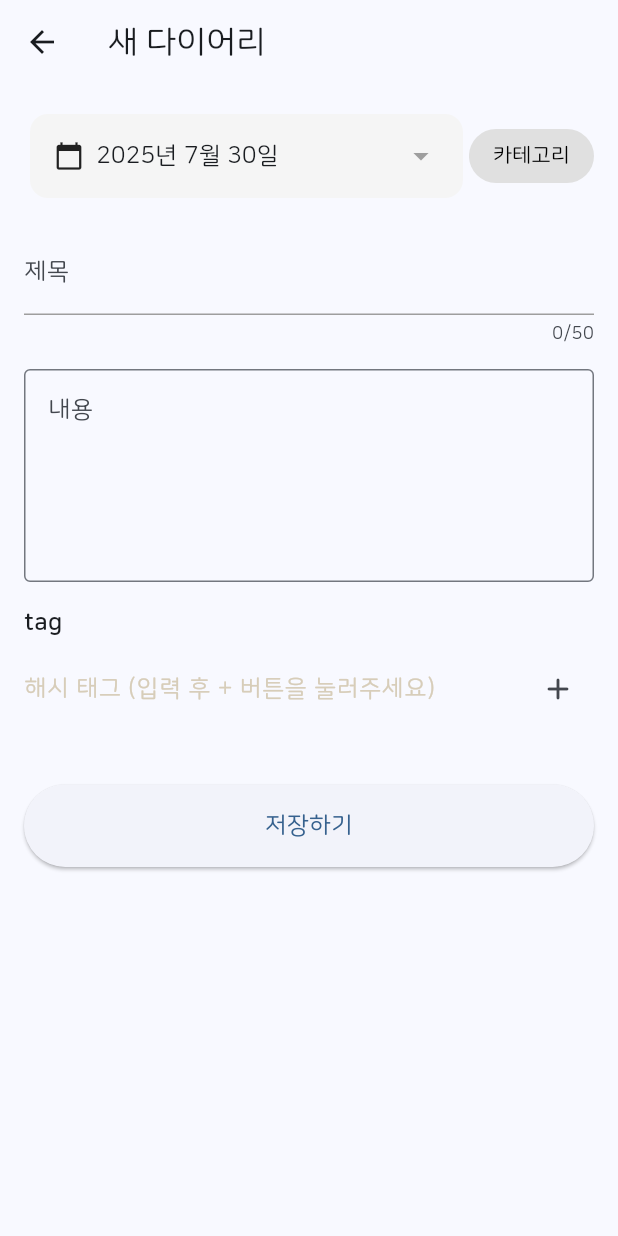
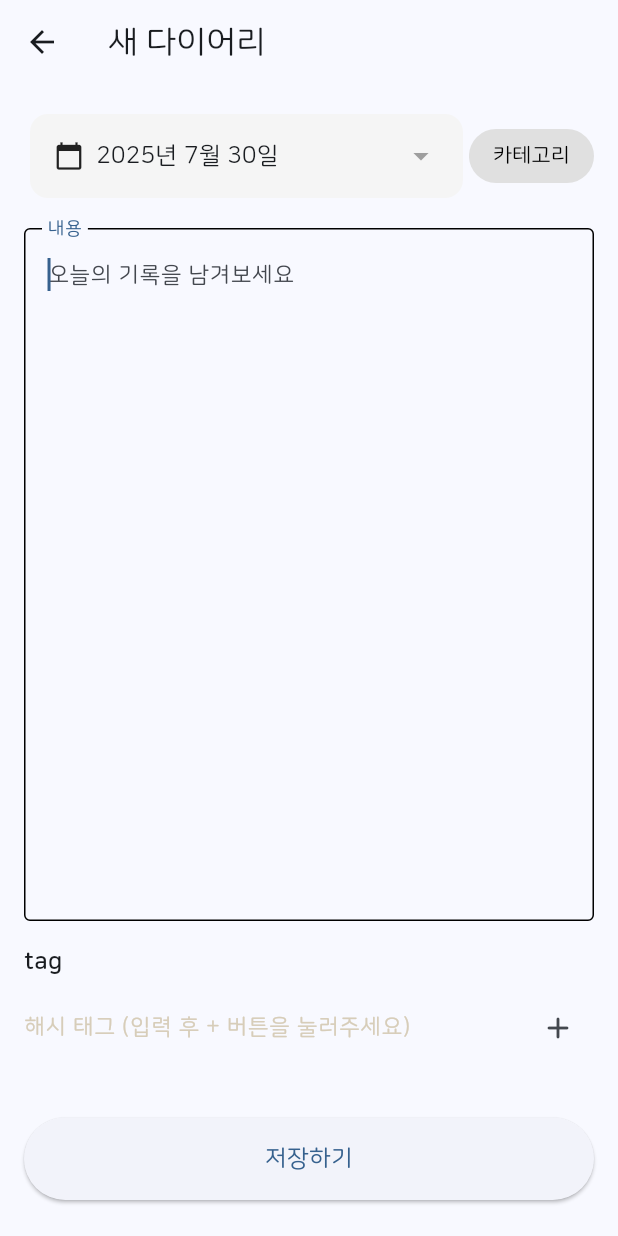
Before and after one commit to huiriric/tagiary, a Flutter app: the screen it shows after launch, scrolled down 484 dp, after a tap on "작성하기", on a phone screen of 412 x 824 dp. Run offline on Flutter 3.47's test engine with Material 3 defaults, Android fonts, the phone set to English and light mode, and no system bars; our stand-ins replace firebase_core, firebase_messaging, fluttertoast, hive, hive_flutter, shared_preferences; accounts and stored records are empty; generated files the repository leaves out were written again.

Commit message:
feat: Major diary UI/UX improvements
- Remove title input field from diary editor for simplified experience
- Expand content input area to full screen for better writing experience
- Add isEdit flag to distinguish between create/edit modes
- Implement smart autofocus (disabled in edit mode)
- Add change detection to show save button only when needed
- Update diary widget to show content-only preview
- Replace detail view with direct edit mode for better workflow
- Remove title display from all diary UI components

Improves user experience with cleaner, more focused diary interface

```diff
--- a/lib/diary/diary_editor.dart
+++ b/lib/diary/diary_editor.dart
@@ -10,14 +10,20 @@ class DiaryEditorPage extends StatefulWidget {
   final DiaryItem? diary;
   final DateTime date;
   final TagManager tagManager;
-  final Function(DiaryItem) onSave;
+  final bool isEdit;
+  final Function(DiaryItem)? onSave;
+  final VoidCallback? onEdit;
+  final VoidCallback? onDelete;
 
   const DiaryEditorPage({
     super.key,
     this.diary,
     required this.date,
     required this.tagManager,
-    required this.onSave,
+    required this.isEdit,
+    this.onSave,
+    this.onEdit,
+    this.onDelete,
   });
 
   @override
@@ -25,9 +31,11 @@ class DiaryEditorPage extends StatefulWidget {
 }
 
 class _DiaryEditorPageState extends State<DiaryEditorPage> {
-  late TextEditingController _titleController;
+  late DiaryRepository _diaryRepository;
+  // late TextEditingController _titleController;
   late TextEditingController _contentController;
   late TextEditingController _tagCont;
+  late FocusNode _contentFocus;
   int? _selectedCategoryId;
   List<int> _selectedTagIds = [];
   List<String> tags = [];
@@ -43,13 +51,17 @@ class _DiaryEditorPageState extends State<DiaryEditorPage> {
     super.initState();
     _selectedDate = widget.date; // 초기 날짜 설정
     _tagCont = TextEditingController(text: null);
+    _diaryRepository = DiaryRepository();
 
     // 태그 입력 필드 변화 감지
     _tagCont.addListener(_onTagInputChanged);
 
+    // _contentFocus auto focus
+    _contentFocus = FocusNode();
+
     // 수정 모드인 경우 기존 데이터로 초기화
     if (widget.diary != null) {
-      _titleController = TextEditingController(text: widget.diary!.title);
+      // _titleController = TextEditingController(text: widget.diary!.title);
       _contentController = TextEditingController(text: widget.diary!.content);
       _selectedCategoryId = widget.diary!.categoryId;
       _selectedTagIds = List<int>.from(widget.diary!.tagIds);
@@ -58,86 +70,14 @@ class _DiaryEditorPageState extends State<DiaryEditorPage> {
       final existingTags = widget.tagManager.getTagInfoList(_selectedTagIds);
       tags = existingTags.map((tag) => tag.name).toList();
     } else {
-      _titleController = TextEditingController();
+      // _titleController = TextEditingController();
       _contentController = TextEditingController();
-    }
-  }
-
-  // 태그 입력 변화 감지 함수
-  void _onTagInputChanged() {
-    final query = _tagCont.text.trim();
-
-    if (query.isEmpty) {
-      setState(() {
-        _showSearchResults = false;
-        _searchResults.clear();
-      });
-      return;
-    }
-
-    // 기존에 추가된 태그들은 제외하고 검색
-    final searchResults = widget.tagManager
-        .searchTags(query)
-        .where((tag) => !tags.contains(tag.name))
-        .take(5) // 최대 5개만 표시
-        .toList();
-
-    setState(() {
-      _searchResults = searchResults;
-      _showSearchResults = searchResults.isNotEmpty;
-    });
-  }
-
-  // 태그 추가 함수
-  void _addTag(String tagName) {
-    if (tagName.trim().isEmpty || tags.contains(tagName)) return;
-
-    setState(() {
-      tags.add(tagName.trim());
-      _tagCont.clear();
-      _showSearchResults = false;
-      _searchResults.clear();
-    });
-  }
-
-  // 날짜 선택 다이얼로그 표시
-  Future<void> _selectDate() async {
-    final DateTime? picked = await showDatePicker(
-      context: context,
-      initialDate: _selectedDate,
-      firstDate: DateTime(2000),
-      lastDate: DateTime(2100),
-      builder: (context, child) {
-        return Theme(
-          data: Theme.of(context).copyWith(
-            colorScheme: const ColorScheme.light(
-              primary: Colors.black, // 헤더 배경 색상
-              onPrimary: Colors.white, // 헤더 텍스트 색상
-              onSurface: Colors.black, // 달력 텍스트 색상
-              surface: Colors.white, // 배경 색상
-            ),
-            textButtonTheme: TextButtonThemeData(
-              style: TextButton.styleFrom(
-                foregroundColor: Colors.black, // 버튼 텍스트 색상
-              ),
-            ),
-            dialogBackgroundColor: Colors.white,
-          ),
-          child: child!,
-        );
-      },
-    );
-
-    if (picked != null && picked != _selectedDate) {
-      setState(() {
-        _selectedDate = picked;
-      });
     }
   }
 
   @override
   void dispose() {
-    _titleController.dispose();
+    // _titleController.dispose();
     _contentController.dispose();
     _tagCont.removeListener(_onTagInputChanged);
     _tagCont.dispose();
@@ -146,20 +86,24 @@ class _DiaryEditorPageState extends State<DiaryEditorPage> {
 
   @override
   Widget build(BuildContext context) {
-    return Scaffold(
+    return GestureDetector(
+      onTap: () => FocusScope.of(context).unfocus(),
+      child: Scaffold(
         appBar: AppBar(
           title: Text(widget.diary == null ? '새 다이어리' : '다이어리 수정'),
         ),
         body: _isLoading
             ? const Center(child: CircularProgressIndicator())
-          : GestureDetector(
+            : SafeArea(
+                bottom: false,
+                child: GestureDetector(
                   onTap: () {
                     FocusScope.of(context).unfocus();
                     setState(() {
                       _showSearchResults = false;
                     });
                   },
-              child: SingleChildScrollView(
+                  child: Padding(
                     padding: const EdgeInsets.all(16.0),
                     child: Column(
                       crossAxisAlignment: CrossAxisAlignment.start,
@@ -215,64 +159,78 @@ class _DiaryEditorPageState extends State<DiaryEditorPage> {
                         const SizedBox(height: 16),
 
                         // 제목 입력
-                    TextField(
-                      decoration: const InputDecoration(
-                          labelText: '제목',
-                          border: UnderlineInputBorder(
-                            borderSide: BorderSide(color: Colors.grey),
-                          ),
-                          enabledBorder: UnderlineInputBorder(
-                            borderSide: BorderSide(color: Colors.grey),
-                          ),
-                          focusedBorder: UnderlineInputBorder(
-                            borderSide: BorderSide(color: Colors.grey),
-                          ),
-                          hintText: '제목을 입력하세요',
-                          hintStyle: TextStyle(
-                            fontSize: 17,
-                            fontWeight: FontWeight.w400,
-                          )),
-                      controller: _titleController,
-                      style: const TextStyle(
-                        fontSize: 17,
-                        fontWeight: FontWeight.bold,
-                      ),
-                      maxLength: 50,
-                    ),
-                    const SizedBox(height: 16),
+                        // TextField(
+                        //   decoration: const InputDecoration(
+                        //       labelText: '제목',
+                        //       border: UnderlineInputBorder(
+                        //         borderSide: BorderSide(color: Colors.grey),
+                        //       ),
+                        //       enabledBorder: UnderlineInputBorder(
+                        //         borderSide: BorderSide(color: Colors.grey),
+                        //       ),
+                        //       focusedBorder: UnderlineInputBorder(
+                        //         borderSide: BorderSide(color: Colors.grey),
+                        //       ),
+                        //       hintText: '제목을 입력하세요',
+                        //       hintStyle: TextStyle(
+                        //         fontSize: 17,
+                        //         fontWeight: FontWeight.w400,
+                        //       )),
+                        //   controller: _titleController,
+                        //   style: const TextStyle(
+                        //     fontSize: 17,
+                        //     fontWeight: FontWeight.bold,
+                        //   ),
+                        //   maxLength: 50,
+                        // ),
+                        // const SizedBox(height: 16),
 
                         // 내용 입력
-                    TextField(
+                        Expanded(
+                          child: TextField(
                             controller: _contentController,
+                            focusNode: _contentFocus,
+                            autofocus: widget.isEdit ? false : true,
+                            onChanged: (value) => setState(() {}),
                             decoration: const InputDecoration(
                               labelText: '내용',
-                        border: OutlineInputBorder(),
+                              border: OutlineInputBorder(borderSide: BorderSide.none),
+                              focusedBorder: OutlineInputBorder(),
                               hintText: '오늘의 기록을 남겨보세요',
                               alignLabelWithHint: true,
                             ),
                             style: const TextStyle(
                               fontSize: 15,
                             ),
-                      maxLines: 10,
-                      minLines: 5,
+                            maxLines: null,
+                            minLines: null,
+                            expands: true,
+                            textAlignVertical: TextAlignVertical.top,
                           ),
-                    const SizedBox(height: 16),
+                        ),
+                        // const SizedBox(height: 16),
                         // 태그 선택
-                    _buildTagSelector(),
+                        Padding(
+                          padding: const EdgeInsets.symmetric(vertical: 16.0),
+                          child: _buildTagSelector(),
+                        ),
 
-                    const SizedBox(height: 32),
-
+                        // Expanded(child: Container()),
                         // 저장 버튼
-                    SizedBox(
+                        if (!widget.isEdit || !noChanged())
+                          Padding(
+                            padding: const EdgeInsets.only(bottom: 8, top: 12),
+                            child: SizedBox(
                               width: double.infinity,
                               child: ElevatedButton(
                                 onPressed: _saveDiary,
                                 style: ElevatedButton.styleFrom(
                                   padding: const EdgeInsets.symmetric(vertical: 16),
                                 ),
-                        child: const Text(
-                          '저장하기',
-                          style: TextStyle(fontSize: 16),
+                                child: Text(
+                                  widget.isEdit ? '수정하기' : '저장하기',
+                                  style: const TextStyle(fontSize: 16),
+                                ),
                               ),
                             ),
                           ),
@@ -280,7 +238,108 @@ class _DiaryEditorPageState extends State<DiaryEditorPage> {
                     ),
                   ),
                 ),
+              ),
+      ),
     );
+  }
+
+  // 태그 입력 변화 감지 함수
+  void _onTagInputChanged() {
+    final query = _tagCont.text.trim();
+
+    if (query.isEmpty) {
+      setState(() {
+        _showSearchResults = false;
+        _searchResults.clear();
+      });
+      return;
+    }
+
+    // 기존에 추가된 태그들은 제외하고 검색
+    final searchResults = widget.tagManager
+        .searchTags(query)
+        .where((tag) => !tags.contains(tag.name))
+        .take(5) // 최대 5개만 표시
+        .toList();
+
+    setState(() {
+      _searchResults = searchResults;
+      _showSearchResults = searchResults.isNotEmpty;
+    });
+  }
+
+  // 태그 추가 함수
+  void _addTag(String tagName) {
+    if (tagName.trim().isEmpty || tags.contains(tagName)) return;
+
+    setState(() {
+      tags.add(tagName.trim());
+      _tagCont.clear();
+      _showSearchResults = false;
+      _searchResults.clear();
+    });
+  }
+
+  // 변경사항 확인 함수
+  bool noChanged() {
+    if (widget.diary == null) return true; // 새 일기는 항상 변경된 것으로 처리
+
+    final originalDiary = widget.diary!;
+
+    // 날짜 비교 (년, 월, 일만 비교)
+    final originalDate = DateTime(originalDiary.date.year, originalDiary.date.month, originalDiary.date.day);
+    final currentDate = DateTime(_selectedDate.year, _selectedDate.month, _selectedDate.day);
+    if (originalDate != currentDate) return false;
+
+    // 카테고리 비교
+    if (originalDiary.categoryId != _selectedCategoryId) return false;
+
+    // 내용 비교
+    if (originalDiary.content != _contentController.text.trim()) return false;
+
+    // 태그 리스트 비교
+    final originalTags = widget.tagManager.getTagInfoList(originalDiary.tagIds).map((tag) => tag.name).toSet();
+    final currentTags = tags.toSet();
+    if (!originalTags.containsAll(currentTags) || !currentTags.containsAll(originalTags)) {
+      return false;
+    }
+
+    return true; // 모든 값이 같으면 true 반환
+  }
+
+  // 날짜 선택 다이얼로그 표시
+  Future<void> _selectDate() async {
+    final DateTime? picked = await showDatePicker(
+      context: context,
+      initialDate: _selectedDate,
+      firstDate: DateTime(2000),
+      lastDate: DateTime(2100),
+      builder: (context, child) {
+        return Theme(
+          data: Theme.of(context).copyWith(
+            colorScheme: const ColorScheme.light(
+              primary: Colors.black, // 헤더 배경 색상
+              onPrimary: Colors.white, // 헤더 텍스트 색상
+              onSurface: Colors.black, // 달력 텍스트 색상
+              surface: Colors.white, // 배경 색상
+            ),
+            textButtonTheme: TextButtonThemeData(
+              style: TextButton.styleFrom(
+                foregroundColor: Colors.black, // 버튼 텍스트 색상
+              ),
+            ),
+            dialogTheme: const DialogThemeData(backgroundColor: Colors.white),
+          ),
+          child: child!,
+        );
+      },
+    );
+
+    if (picked != null && picked != _selectedDate) {
+      setState(() {
+        _selectedDate = picked;
+      });
+    }
   }
 
   void _buildCategorySelector() {
@@ -392,7 +451,7 @@ class _DiaryEditorPageState extends State<DiaryEditorPage> {
                   ),
                 ),
                 style: const TextStyle(
-                  fontSize: 16,
+                  fontSize: 15,
                 ),
                 onTap: () {
                   // 입력 필드 포커스 시 검색 결과 표시
@@ -434,14 +493,15 @@ class _DiaryEditorPageState extends State<DiaryEditorPage> {
                   ),
                 ),
                 Wrap(
-                  spacing: 6,
-                  runSpacing: 4,
+                  spacing: 4,
+                  runSpacing: 6,
                   children: _searchResults.map((tag) {
                     return GestureDetector(
                       onTap: () => _addTag(tag.name),
                       child: Container(
-                        margin: const EdgeInsets.symmetric(horizontal: 8, vertical: 2),
-                        padding: const EdgeInsets.symmetric(horizontal: 12, vertical: 6),
+                        height: 32,
+                        padding: const EdgeInsets.symmetric(horizontal: 8, vertical: 6),
+                        margin: const EdgeInsets.symmetric(horizontal: 4),
                         decoration: BoxDecoration(
                           color: Colors.white,
                           borderRadius: BorderRadius.circular(16),
@@ -479,8 +539,8 @@ class _DiaryEditorPageState extends State<DiaryEditorPage> {
         // 선택된 태그 리스트
         if (tags.isNotEmpty)
           Wrap(
-            spacing: 8,
-            runSpacing: 8,
+            spacing: 6,
+            runSpacing: 6,
             children: tags
                 .map(
                   (e) => GestureDetector(
@@ -488,7 +548,8 @@ class _DiaryEditorPageState extends State<DiaryEditorPage> {
                       tags.remove(e);
                     }),
                     child: Container(
-                      padding: const EdgeInsets.symmetric(horizontal: 12, vertical: 6),
+                      height: 32,
+                      padding: const EdgeInsets.symmetric(horizontal: 8, vertical: 6),
                       decoration: BoxDecoration(
                         color: Colors.white,
                         borderRadius: BorderRadius.circular(16),
@@ -631,15 +692,15 @@ class _DiaryEditorPageState extends State<DiaryEditorPage> {
   }
 
   void _saveDiary() async {
-    final title = _titleController.text.trim();
+    // final title = _titleController.text.trim();
     final content = _contentController.text.trim();
 
-    if (title.isEmpty) {
-      ScaffoldMessenger.of(context).showSnackBar(
-        const SnackBar(content: Text('제목을 입력해주세요')),
-      );
-      return;
-    }
+    // if (title.isEmpty) {
+    //   ScaffoldMessenger.of(context).showSnackBar(
+    //     const SnackBar(content: Text('제목을 입력해주세요')),
+    //   );
+    //   return;
+    // }
 
     if (content.isEmpty) {
       ScaffoldMessenger.of(context).showSnackBar(
@@ -652,7 +713,7 @@ class _DiaryEditorPageState extends State<DiaryEditorPage> {
       _isLoading = true;
     });
 
-    try {
+    // try {
     // 태그 문자열들을 태그 ID로 변환
     List<int> finalTagIds = [];
     for (String tagName in tags) {
@@ -669,14 +730,21 @@ class _DiaryEditorPageState extends State<DiaryEditorPage> {
 
     final DiaryItem newDiary = DiaryItem(
       id: widget.diary?.id ?? 0, // 신규는 0, 수정은 기존 ID
-        title: title,
+      // title: title,
       date: dateOnly,
       content: content,
       categoryId: _selectedCategoryId,
       tagIds: finalTagIds,
     );
 
-      await widget.onSave(newDiary);
+    await _diaryRepository.init();
+    if (widget.isEdit) {
+      _diaryRepository.updateDiary(newDiary);
+      widget.onEdit!();
+    } else {
+      _diaryRepository.addDiary(newDiary);
+      await widget.onSave!(newDiary);
+    }
 
     setState(() {
       _isLoading = false;
@@ -685,17 +753,18 @@ class _DiaryEditorPageState extends State<DiaryEditorPage> {
     if (mounted) {
       // 수정된 다이어리를 결과로 반환하며 화면 닫기
       Navigator.pop(context, newDiary);
+      setState(() {});
     }
-    } catch (e) {
-      setState(() {
-        _isLoading = false;
-      });
+    // } catch (e) {
+    //   setState(() {
+    //     _isLoading = false;
+    //   });
 
-      if (mounted) {
-        ScaffoldMessenger.of(context).showSnackBar(
-          SnackBar(content: Text('저장 중 오류가 발생했습니다: $e')),
-        );
+    //   if (mounted) {
+    //     ScaffoldMessenger.of(context).showSnackBar(
+    //       SnackBar(content: Text('저장 중 오류가 발생했습니다: $e')),
+    //     );
+    //   }
+    // }
   }
 }
-  }
-}
--- a/lib/diary/diary_widget.dart
+++ b/lib/diary/diary_widget.dart
@@ -190,16 +190,16 @@ class _DiaryWidgetState extends State<DiaryWidget> {
           child: Column(
             crossAxisAlignment: CrossAxisAlignment.start,
             children: [
-              Text(
-                _todayDiary!.title,
-                style: const TextStyle(
-                  fontSize: 13,
-                  fontWeight: FontWeight.w600,
-                ),
-                maxLines: 1,
-                overflow: TextOverflow.ellipsis,
-              ),
-              const SizedBox(height: 4),
+              // Text(
+              //   _todayDiary!.title,
+              //   style: const TextStyle(
+              //     fontSize: 13,
+              //     fontWeight: FontWeight.w600,
+              //   ),
+              //   maxLines: 1,
+              //   overflow: TextOverflow.ellipsis,
+              // ),
+              // const SizedBox(height: 4),
               // 내용 미리보기
               Text(
                 _todayDiary!.content,
@@ -306,9 +306,11 @@ class _DiaryWidgetState extends State<DiaryWidget> {
     Navigator.push(
       context,
       MaterialPageRoute(
-        builder: (context) => DiaryDetailPage(
+        builder: (context) => DiaryEditorPage(
           diary: _todayDiary!,
+          date: _todayDiary!.date,
           tagManager: _tagManager,
+          isEdit: true,
           onEdit: () {
             _loadDiary();
           },
@@ -336,6 +338,7 @@ class _DiaryWidgetState extends State<DiaryWidget> {
           date: dateOnly,
           diary: null, // 새 다이어리
           tagManager: _tagManager,
+          isEdit: false,
           onSave: (DiaryItem diary) async {
             await _diaryRepository.addDiary(diary);
             _loadDiary();
```
Also changed, not shown: lib/screens/diary_screen.dart (+45 -30 lines). Lines whose indentation alone changed are shown as unchanged.
